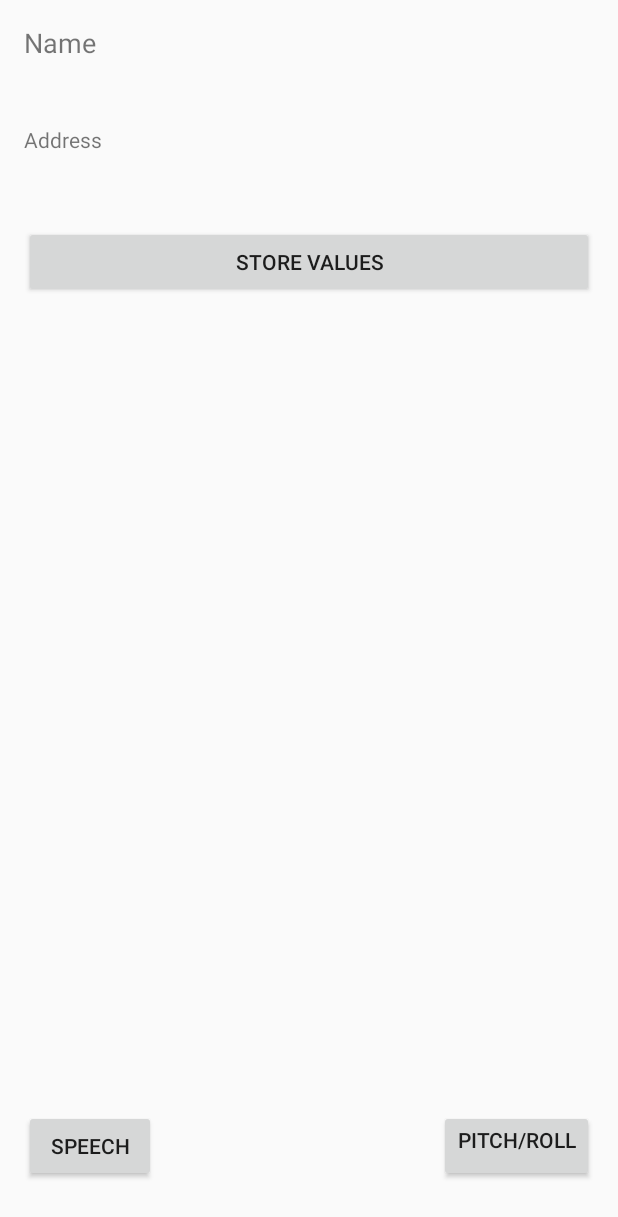
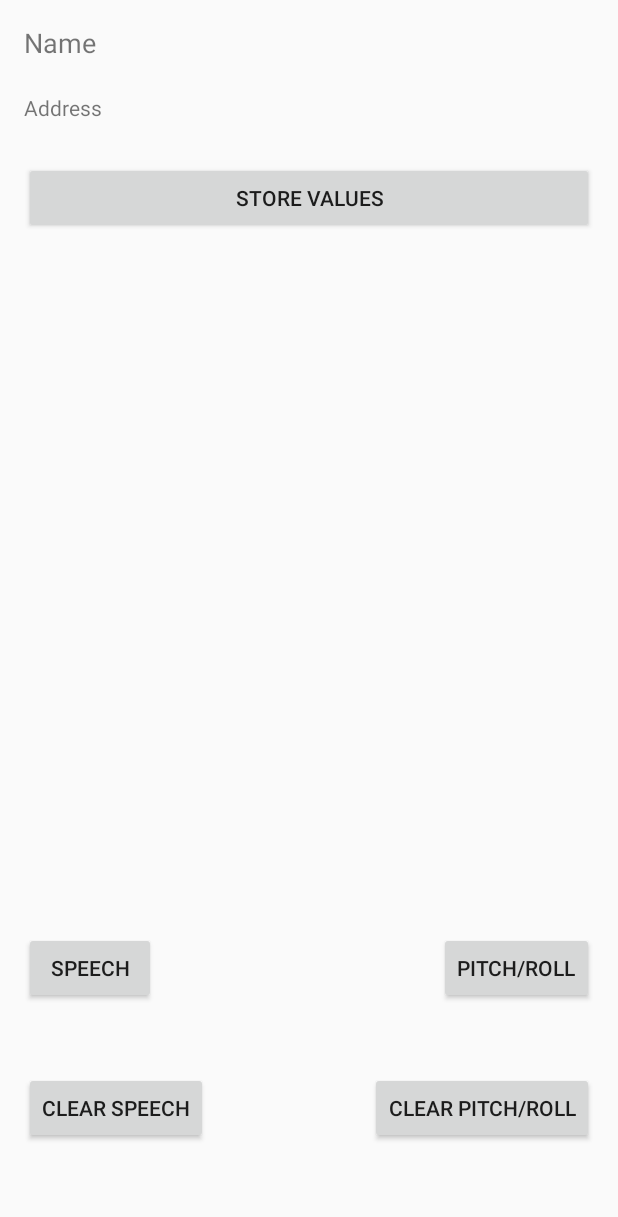
Before and after one commit to drfbella/ecse-426-final-project, an Android app: the layout activity_btle_services.xml on its own in the app's theme, with its tools: preview values and no code run, on a phone screen of 412 x 824 dp. Shown: the top 1217 px of the screen. Run offline under Robolectric (Android 15) with nearby library versions, the phone set to English and light mode, and no system bars; network calls fail.

Commit message:
Added clear buttons, refactored utility classes

```diff
--- a/android/ecse-426-final-project/app/src/main/java/com/group08/ecse426finalproject/MainActivity.java
+++ b/android/ecse-426-final-project/app/src/main/java/com/group08/ecse426finalproject/MainActivity.java
@@ -8,11 +8,8 @@ import android.view.View;
 import android.widget.Button;
 
 import com.group08.ecse426finalproject.accelerometer.AccelerometerActivity;
-import com.group08.ecse426finalproject.bluetooth.Activity_BTLE_Services;
 import com.group08.ecse426finalproject.bluetooth.BluetoothActivity;
 import com.group08.ecse426finalproject.speech.SpeechActivity;
-import com.group08.ecse426finalproject.utils.BluetoothUtils;
-import com.group08.ecse426finalproject.utils.ByteUtils;
 
 import java.util.Arrays;
 
--- a/android/ecse-426-final-project/app/src/main/java/com/group08/ecse426finalproject/bluetooth/ListAdapter_BTLE_Services.java
+++ b/android/ecse-426-final-project/app/src/main/java/com/group08/ecse426finalproject/bluetooth/ListAdapter_BTLE_Services.java
@@ -13,6 +13,7 @@ import android.widget.TextView;
 
 import com.group08.ecse426finalproject.R;
 import com.group08.ecse426finalproject.utils.BluetoothUtils;
+import com.group08.ecse426finalproject.utils.ByteManipulator;
 
 import java.util.ArrayList;
 import java.util.HashMap;
@@ -126,7 +127,7 @@ public class ListAdapter_BTLE_Services extends BaseExpandableListAdapter {
 
         byte[] data = bluetoothGattCharacteristic.getValue();
         if (data != null) {
-            tv_value.setText("Value: " + BluetoothUtils.hexToString(data));
+            tv_value.setText("Value: " + ByteManipulator.hexToString(data));
         }
         else {
             tv_value.setText("Value: ---");
--- a/android/ecse-426-final-project/app/src/main/java/com/group08/ecse426finalproject/speech/SpeechActivity.java
+++ b/android/ecse-426-final-project/app/src/main/java/com/group08/ecse426finalproject/speech/SpeechActivity.java
@@ -10,7 +10,7 @@ import android.widget.TextView;
 import com.github.mikephil.charting.charts.ScatterChart;
 import com.group08.ecse426finalproject.R;
 import com.group08.ecse426finalproject.firebase.FirebaseService;
-import com.group08.ecse426finalproject.utils.ByteUtils;
+import com.group08.ecse426finalproject.utils.ByteManipulator;
 import com.group08.ecse426finalproject.utils.ChartCreator;
 
 import static com.group08.ecse426finalproject.utils.Constants.SPEECH_DATA_NAME;
@@ -18,7 +18,7 @@ import static com.group08.ecse426finalproject.utils.Constants.SPEECH_DATA_NAME;
 public class SpeechActivity extends AppCompatActivity {
     private static final String TAG = "SpeechActivity";
     private FirebaseService firebaseService;
-    private ByteUtils byteUtils;
+    private ByteManipulator byteManipulator;
     private ChartCreator chartCreator;
     private SpeechService speechService;
 
@@ -33,7 +33,7 @@ public class SpeechActivity extends AppCompatActivity {
         setContentView(R.layout.activity_speech);
 
         firebaseService = new FirebaseService();
-        byteUtils = new ByteUtils();
+        byteManipulator = new ByteManipulator();
         chartCreator = new ChartCreator();
         speechService = new SpeechService(this);
 
--- a/android/ecse-426-final-project/app/src/main/res/layout/activity_btle_services.xml
+++ b/android/ecse-426-final-project/app/src/main/res/layout/activity_btle_services.xml
@@ -40,7 +40,7 @@
         <ScrollView
             android:layout_width="match_parent"
             android:layout_height="0dp"
-            android:layout_weight="8"
+            android:layout_weight="10"
             android:fillViewport="true"
             android:id="@+id/scrollView">
 
@@ -55,8 +55,7 @@
         <android.support.constraint.ConstraintLayout
             android:layout_width="match_parent"
             android:layout_height="0dp"
-            android:layout_weight="1"
-            android:layout_gravity="end">
+            android:layout_weight="2">
 
             <Button
                 android:id="@+id/button_speech"
@@ -69,8 +68,27 @@
                 android:id="@+id/button_pitch_roll"
                 android:layout_width="wrap_content"
                 android:layout_height="wrap_content"
-                android:gravity="end"
                 android:text="@string/pitch_roll"
+                app:layout_constraintEnd_toEndOf="parent" />
+        </android.support.constraint.ConstraintLayout>
+
+        <android.support.constraint.ConstraintLayout
+            android:layout_width="match_parent"
+            android:layout_height="0dp"
+            android:layout_weight="2">
+
+            <Button
+                android:id="@+id/button_clear_speech"
+                android:layout_width="wrap_content"
+                android:layout_height="wrap_content"
+                android:text="Clear Speech"
+                app:layout_constraintStart_toStartOf="parent" />
+
+            <Button
+                android:id="@+id/button_clear_pitch_roll"
+                android:layout_width="wrap_content"
+                android:layout_height="wrap_content"
+                android:text="Clear Pitch/Roll"
                 app:layout_constraintEnd_toEndOf="parent" />
         </android.support.constraint.ConstraintLayout>
 
```
Also changed, not shown: android/ecse-426-final-project/app/src/main/java/com/group08/ecse426finalproject/accelerometer/AccelerometerActivity.java (+5 -5 lines), android/ecse-426-final-project/app/src/main/java/com/group08/ecse426finalproject/bluetooth/Activity_BTLE_Services.java (+135 -149 lines), android/ecse-426-final-project/app/src/main/java/com/group08/ecse426finalproject/bluetooth/BluetoothActivity.java (+8 -8 lines), android/ecse-426-final-project/app/src/main/java/com/group08/ecse426finalproject/bluetooth/BroadcastReceiver_BTLE_GATT.java (+6 -6 lines), android/ecse-426-final-project/app/src/main/java/com/group08/ecse426finalproject/bluetooth/BroadcastReceiver_BTState.java (+5 -5 lines), android/ecse-426-final-project/app/src/main/java/com/group08/ecse426finalproject/bluetooth/Scanner_BTLE.java (+3 -4 lines), android/ecse-426-final-project/app/src/main/java/com/group08/ecse426finalproject/utils/BluetoothUtils.java (+0 -26 lines), android/ecse-426-final-project/app/src/main/java/com/group08/ecse426finalproject/utils/ByteManipulator.java (added, +41 -0 lines), android/ecse-426-final-project/app/src/main/java/com/group08/ecse426finalproject/utils/ByteUtils.java (deleted, +0 -27 lines), android/ecse-426-final-project/app/src/main/java/com/group08/ecse426finalproject/utils/ToastShower.java (added, +14 -0 lines).
